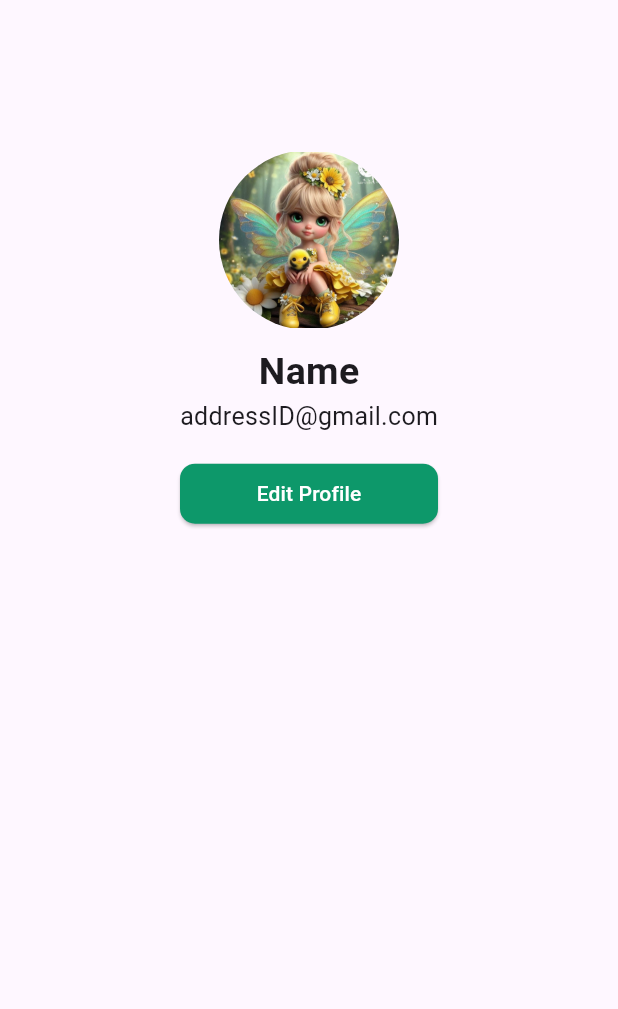
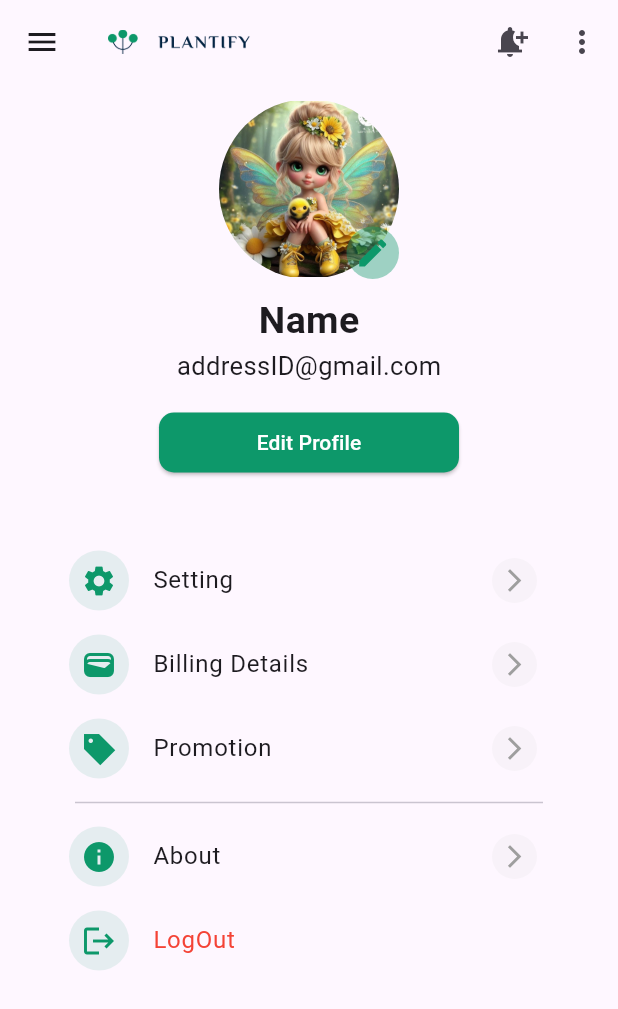
Before and after one commit to aleena02122002/plantify_app, a Flutter app: the screen it shows after launch, on a phone screen of 412 x 824 dp. Shown: the top 1009 px of the screen. Run offline on Flutter 3.47's test engine with Material 3 defaults, Android fonts, the light colour scheme and no system bars; our stand-ins replace firebase_auth, firebase_core; accounts and stored records are empty.

Commit message:
profile page addition, icons addition

```diff
--- a/lib/screens/profile.dart
+++ b/lib/screens/profile.dart
@@ -1,5 +1,10 @@
 import 'package:flutter/material.dart';
 import 'package:flutter/widgets.dart';
+import 'package:plants/screens/order.dart';
+import 'package:plants/screens/setting.dart';
+import 'package:plants/widgets/drawer.dart';
+import 'package:plants/widgets/popupMenu.dart';
+import 'package:plants/widgets/profilePageListTile.dart';
 
 class MyProfile extends StatelessWidget {
   const MyProfile({super.key});
@@ -7,49 +12,107 @@ class MyProfile extends StatelessWidget {
   @override
   Widget build(BuildContext context) {
     return Scaffold(
+      drawer: CustomDrawer(),
+      appBar: AppBar(
+        title: Container(
+            height: 100,
+            width: 100,
+            child: Image.asset('images/Logo.png', fit: BoxFit.contain)),
+        actions: <Widget>[
+          IconButton(
+              onPressed: () {
+                Navigator.pushReplacement(
+                    context,
+                    MaterialPageRoute(
+                        builder: (context) => OrderRecieved()));
+              },
+              icon: Icon(Icons.notification_add)),
+          Popup(),
+          // IconButton(onPressed: ()=> _key.currentState!.openDrawer(), icon: Icon(Icons.drag_handle_outlined)),
+        ],
+      ),
       body: SingleChildScrollView(
         child: Container(
-          padding: EdgeInsets.symmetric(vertical: 100.0, horizontal: 120.0),
+
           child: Column(
+            children: [
+              SizedBox(height: 10,),
+              Container(
+                padding: const EdgeInsets.symmetric(horizontal: 120.0,),
+                child: Stack(
                   children: [
                     SizedBox(
                       width: 120,
                       height: 120,
                       child: ClipRRect(
                         borderRadius: BorderRadius.circular(100),
-                  child: Image(
+                        child: const Image(
                           image: AssetImage('images/profile2.jpg'),
                           width: 400,
                         ),
                       ),
                     ),
+                    Positioned(
+                      bottom: 0,
+                      right: 0,
+                      child: Container(
+                        width: 35,
+                        height: 35,
+                        decoration: BoxDecoration(
+                          borderRadius: BorderRadius.circular(100),
+                          color: Color(0xFF0D986A).withOpacity(0.4),
+                        ),
+                        child: Icon(Icons.edit, color: Color(0xFF0D986A)),
+                      ),
+                    ),
+                  ],
+                ),
+              ),
               const SizedBox(
                 height: 10,
               ),
-              Text(
+              const Text(
                 'Name',
                 style: TextStyle(fontSize: 25, fontWeight: FontWeight.bold),
               ),
-              FittedBox(
+              const FittedBox(
                 child: Text(
                   'addressID@gmail.com',
-                  style: TextStyle(fontSize: 20),
+                  style: TextStyle(fontSize: 17),
                 ),
               ),
-              SizedBox(
+              const SizedBox(
                 height: 15,
               ),
               SizedBox(
                 width: 200,
                 child: ElevatedButton(
                   onPressed: () {},
-                  child: Text('Edit Profile'),
+                  child: const Text('Edit Profile'),
                   style: ElevatedButton.styleFrom(backgroundColor:const Color(0xFF0D986A), foregroundColor: Colors.white,  shape: RoundedRectangleBorder(
                     borderRadius: BorderRadius.circular(10.0),
                   ),
                 ),
                 )
-              )
+              ),
+              const SizedBox(height: 30,),
+              // Divider(
+              //   color: Color(0xFF0D986A),
+              // ),
+              const SizedBox(height: 10,),
+              ProfileMenu(title: 'Setting', iconData: Icons.settings, voidCallback: (){
+                Navigator.of(context).push(
+                    MaterialPageRoute(builder: (context) => Setting()));
+              }),
+              ProfileMenu(title: 'Billing Details', iconData: Icons.wallet, voidCallback:(){}),
+              ProfileMenu(title: 'Promotion', iconData: Icons.sell_sharp, voidCallback: (){}),
+              Divider(
+                indent: 50,
+                endIndent: 50,
+              ),
+              SizedBox(),
+              ProfileMenu(title: 'About', iconData: Icons.info, voidCallback: (){}),
+              ProfileMenu(title: 'LogOut', iconData: Icons.logout, voidCallback: (){},textColor: Colors.red,endIcon: false,)
             ],
           ),
         ),
--- /dev/null
+++ b/lib/widgets/profilePageListTile.dart
@@ -0,0 +1,45 @@
+import 'package:flutter/material.dart';
+
+class ProfileMenu extends StatelessWidget {
+  final String title;
+  final IconData iconData;
+  final VoidCallback voidCallback;
+  final bool endIcon;
+  final Color? textColor;
+
+  ProfileMenu({
+    required this.title,
+    required this.iconData,
+    required this.voidCallback,
+    this.endIcon = true,
+    this.textColor
+  });
+
+  @override
+  Widget build(BuildContext context) {
+    return Padding(
+      padding: const EdgeInsets.symmetric(horizontal: 30),
+      child: ListTile(
+        leading: Container(
+          width: 40,
+          height: 40,
+          decoration: BoxDecoration(
+            borderRadius: BorderRadius.circular(100),
+            color: Color(0xFF0D986A).withOpacity(0.1),
+          ),
+          child: Icon(iconData, color: Color(0xFF0D986A)),
+        ),
+        title: Text(title,style: Theme.of(context).textTheme.bodyText1?.apply(color: textColor)),
+        trailing:endIcon? Container(
+          width: 30,
+          height: 30,
+          decoration: BoxDecoration(
+            borderRadius: BorderRadius.circular(100),
+            color: Colors.grey.shade300.withOpacity(0.2),
+          ),
+          child: Icon(Icons.arrow_forward_ios, size: 18.0, color: Colors.grey),):null,
+        onTap: voidCallback,
+      ),
+    );
+  }
+}
--- a/pubspec.yaml
+++ b/pubspec.yaml
@@ -38,6 +38,7 @@ dependencies:
   firebase_core: ^2.31.0
   firebase_auth: ^4.19.5
   get: ^4.6.6
+  awesome_icons: ^1.1.0
 
 dev_dependencies:
   flutter_test:
```
Also changed, not shown: pubspec.lock. Lines whose indentation alone changed are shown as unchanged.
